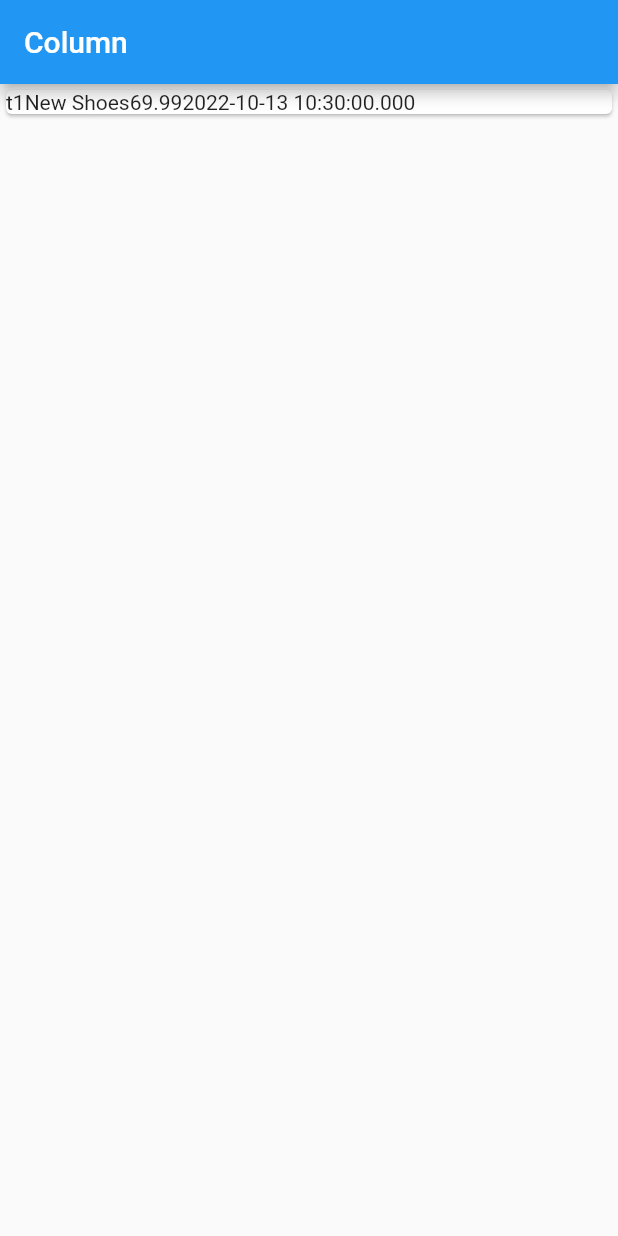
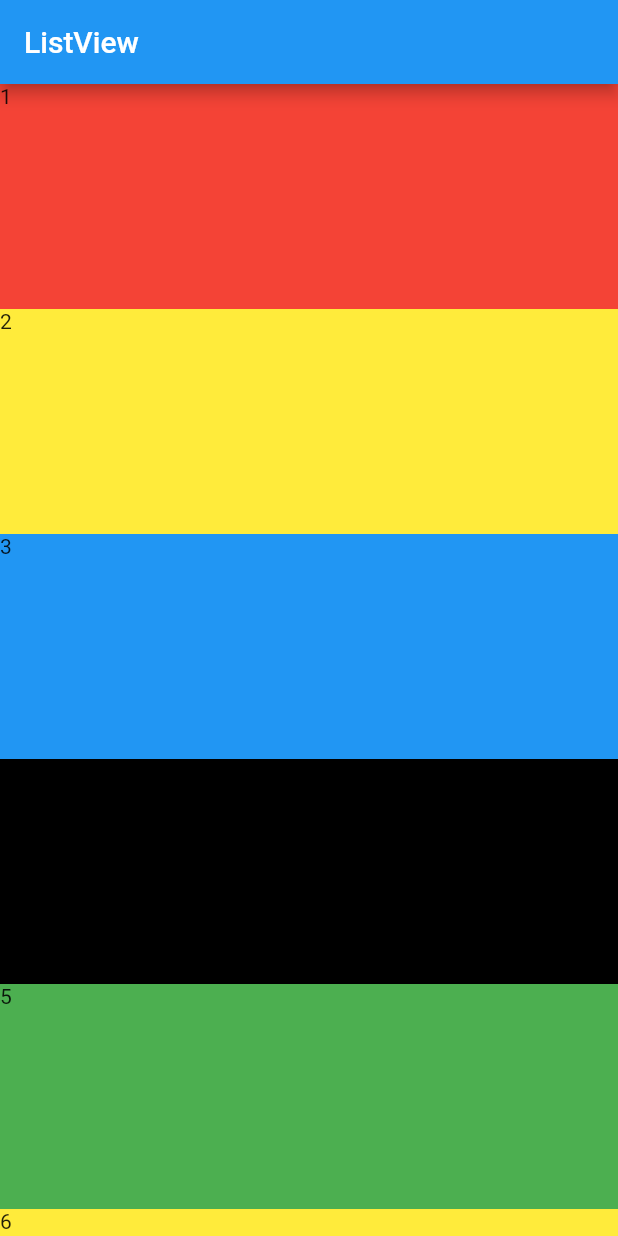
Before and after one commit to DevMeetMunjapara/Flutter-Learning, a Flutter app: the screen it shows after launch, on a phone screen of 412 x 824 dp. Run offline on Flutter 3.47's test engine with Material 2 defaults, Android fonts, the phone set to English and light mode, and no system bars.

Commit message:
first commit

```diff
--- a/lib/main.dart
+++ b/lib/main.dart
@@ -2,7 +2,7 @@ import 'dart:math';
 import 'package:flutter/cupertino.dart';
 import 'package:flutter/material.dart';
 import 'package:flutter/rendering.dart';
-import './transaction.dart';
+import 'package:intl/intl.dart';
 
 void main() {
   runApp(MyApp());
@@ -21,35 +21,52 @@ class MyApp extends StatelessWidget {
 }
 
 class MyHomePage extends StatelessWidget {
-  final List<Transaction> transaction = [
-    Transaction(
-      id: 't1',
-      title: 'New Shoes',
-      amount: 69.99,
-      date: DateTime.now(),
-    ),
-  ];
-
   @override
   Widget build(BuildContext context) {
     return Scaffold(
-        appBar: AppBar(
-          title: Text('Column'),
-        ),
-        body: Column(
-          children: transaction.map((e) {
-            return Card(
-              child: Row(
-                children: <Widget>[
-                  Text(e.id),
-                  Text(e.title),
-                  Text(e.amount.toString()),
-                  Text(e.date.toString()),
-                ],
-              ),
-            );
-          }).toList(),
-        ));
-    ;
+      appBar: AppBar(
+        title: Text('ListView'),
+      ),
+      body: ListView(
+        children: [
+          Container(
+            height: 150,
+            width: 150,
+            child: Text('1'),
+            color: Colors.red,
+          ),
+          Container(
+            height: 150,
+            width: 150,
+            child: Text('2'),
+            color: Colors.yellow,
+          ),
+          Container(
+            height: 150,
+            width: 150,
+            child: Text('3'),
+            color: Colors.blue,
+          ),
+          Container(
+            height: 150,
+            width: 150,
+            child: Text('4'),
+            color: Colors.black,
+          ),
+          Container(
+            height: 150,
+            width: 150,
+            child: Text('5'),
+            color: Colors.green,
+          ),
+          Container(
+            height: 150,
+            width: 150,
+            child: Text('6'),
+            color: Colors.yellow,
+          ),
+        ],
+      ),
+    );
   }
 }
--- a/lib/transaction.dart
+++ /dev/null
@@ -1,15 +0,0 @@
-import "package:flutter/foundation.dart";
-
-class Transaction {
-  final String id;
-  final String title;
-  final double amount;
-  final DateTime date;
-
-  Transaction({
-    required this.id,
-    required this.title,
-    required this.amount,
-    required this.date,
-  });
-}
--- a/pubspec.yaml
+++ b/pubspec.yaml
@@ -31,6 +31,7 @@ environment:
 dependencies:
   flutter:
     sdk: flutter
+  intl: ^0.17.0
 
 
   # The following adds the Cupertino Icons font to your application.
```
Also changed, not shown: pubspec.lock, 2 other files.
